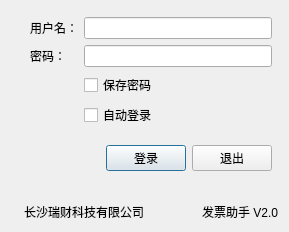
Old version of the form src/invoice/gui/login.ui in the repository lcw2004/fapiao.
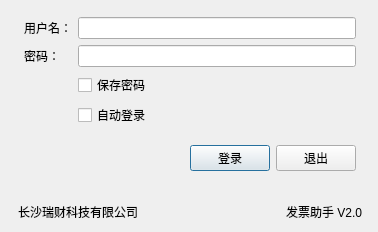
New version of the form. Icons and pictures are not drawn.

```diff
--- a/src/invoice/gui/login.ui
+++ b/src/invoice/gui/login.ui
@@ -6,14 +6,17 @@
    <rect>
     <x>0</x>
     <y>0</y>
-    <width>289</width>
-    <height>229</height>
+    <width>378</width>
+    <height>228</height>
    </rect>
   </property>
   <property name="windowTitle">
    <string>发票助手 V2.0</string>
   </property>
   <layout class="QHBoxLayout" name="horizontalLayout_2">
+   <property name="leftMargin">
+    <number>0</number>
+   </property>
    <item>
     <widget class="QLabel" name="labelGGPOLogo">
      <property name="text">
@@ -26,6 +29,12 @@
    </item>
    <item>
     <layout class="QVBoxLayout" name="verticalLayout">
+     <property name="leftMargin">
+      <number>5</number>
+     </property>
+     <property name="rightMargin">
+      <number>5</number>
+     </property>
      <item>
       <spacer name="verticalSpacer_2">
        <property name="orientation">
```
Left out of the diff: 5 changed lines with no effect on the pictures.
